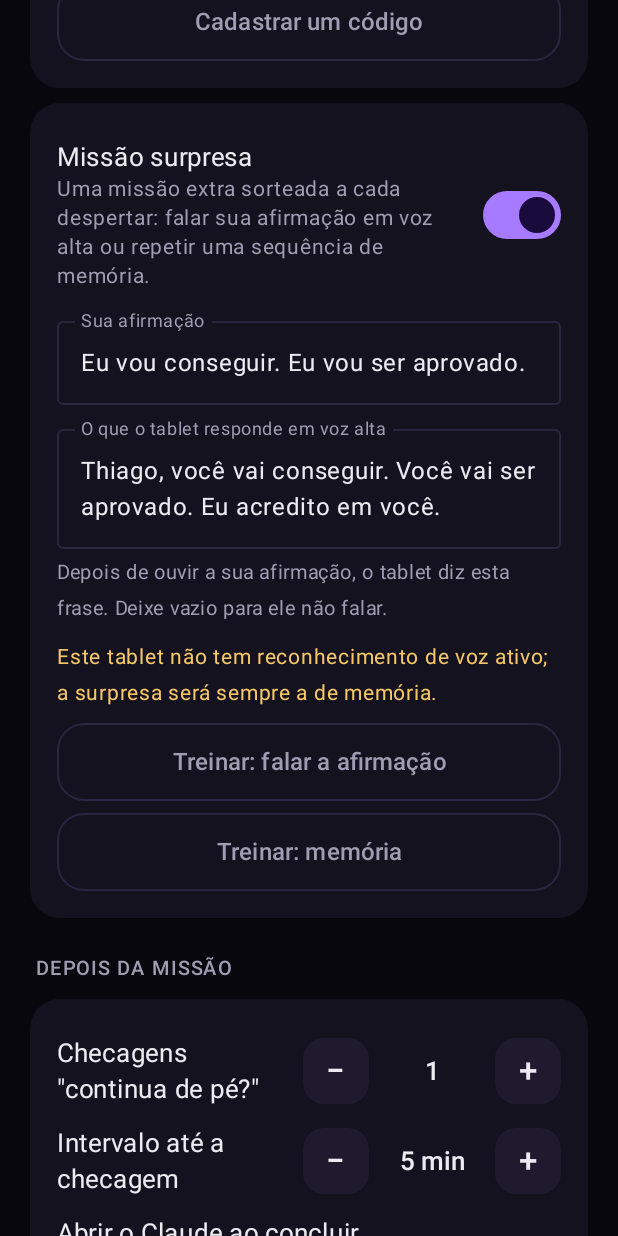
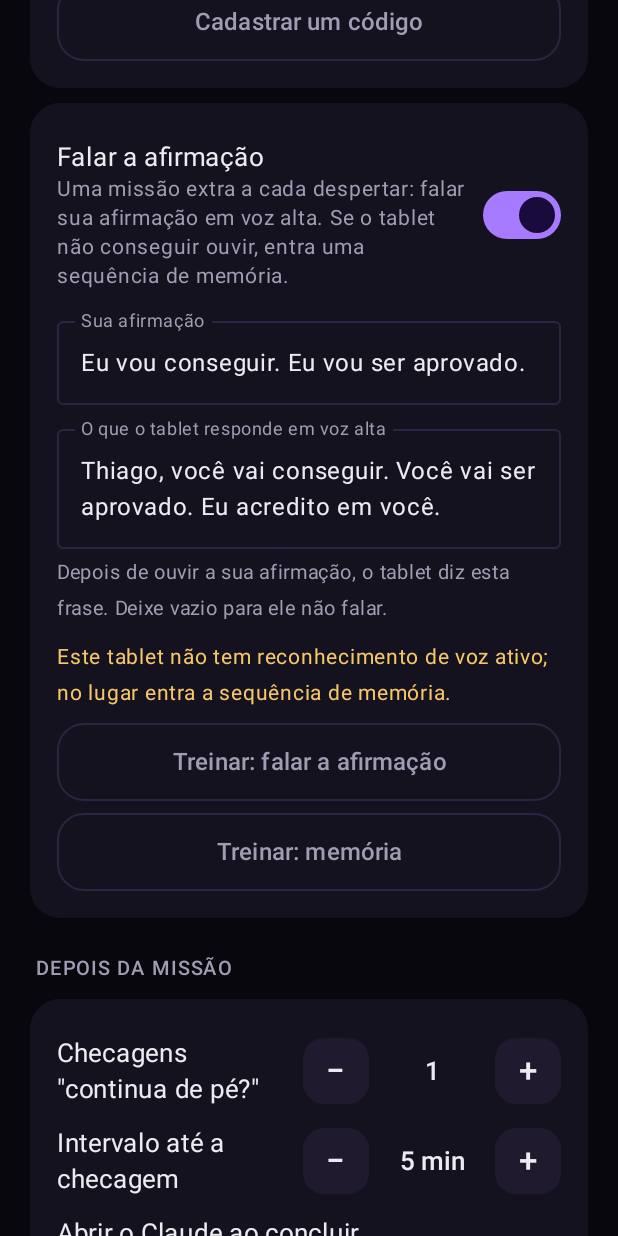
Before and after one commit to iacomthiago/levanta-despertador, an Android app built with Jetpack Compose: the composable TelaAjustes shown on its own in the app's theme, scrolled down 1730 dp, on a phone screen of 412 x 824 dp. Run offline under Robolectric (Android 15) with nearby library versions, the phone set to English and light mode, and no system bars; libraries missing offline, so code that uses them is left out: com.journeyapps.barcodescanner.

Commit message:
Missão extra do despertar é sempre falar a afirmação; memória só de reserva
Co-Authored-By: Claude Fable 5.2 <noreply@anthropic.com>

```diff
--- a/app/src/main/java/com/iacomthiago/levanta/Data.kt
+++ b/app/src/main/java/com/iacomthiago/levanta/Data.kt
@@ -90,7 +90,7 @@ data class Config(
     /** Questões de certo ou errado do concurso; [quizCount] é o número de acertos exigido. */
     val quizEnabled: Boolean = true,
     val quizCount: Int = 5,
-    /** Missão extra sorteada a cada despertar (falar a afirmação ou memória). */
+    /** Missão extra a cada despertar: falar a afirmação (memória só se não der para ouvir). */
     val surpriseEnabled: Boolean = true,
     val affirmation: String = DEFAULT_AFFIRMATION,
     /** O que o app responde em voz alta depois de ouvir a afirmação; vazio desliga a resposta. */
--- a/app/src/main/java/com/iacomthiago/levanta/MainActivity.kt
+++ b/app/src/main/java/com/iacomthiago/levanta/MainActivity.kt
@@ -751,8 +751,8 @@ private fun TelaAjustes(onVoltar: () -> Unit, onCadastrar: () -> Unit, onTreinar
         Espaco(10)
         Cartao {
             LinhaChave(
-                "Missão surpresa",
-                "Uma missão extra sorteada a cada despertar: falar sua afirmação em voz alta ou repetir uma sequência de memória.",
+                "Falar a afirmação",
+                "Uma missão extra a cada despertar: falar sua afirmação em voz alta. Se o tablet não conseguir ouvir, entra uma sequência de memória.",
                 c.surpriseEnabled,
             ) { Repo.updateConfig(c.copy(surpriseEnabled = it)) }
             if (c.surpriseEnabled) {
@@ -779,7 +779,7 @@ private fun TelaAjustes(onVoltar: () -> Unit, onCadastrar: () -> Unit, onTreinar
                 Espaco(8)
                 if (!microfone) {
                     Text(
-                        "Para o tablet ouvir a afirmação, libere o microfone. Sem isso, a surpresa é sempre a de memória.",
+                        "Para o tablet ouvir a afirmação, libere o microfone. Sem isso, entra a sequência de memória no lugar.",
                         fontSize = 14.sp,
                         color = Cor.Ouro,
                     )
@@ -788,7 +788,7 @@ private fun TelaAjustes(onVoltar: () -> Unit, onCadastrar: () -> Unit, onTreinar
                     Espaco(8)
                 } else if (!vozDisponivel(context)) {
                     Text(
-                        "Este tablet não tem reconhecimento de voz ativo; a surpresa será sempre a de memória.",
+                        "Este tablet não tem reconhecimento de voz ativo; no lugar entra a sequência de memória.",
                         fontSize = 14.sp,
                         color = Cor.Ouro,
                     )
```
Also changed, not shown: app/src/main/java/com/iacomthiago/levanta/Missions.kt (+8 -9 lines), 1 other file.
